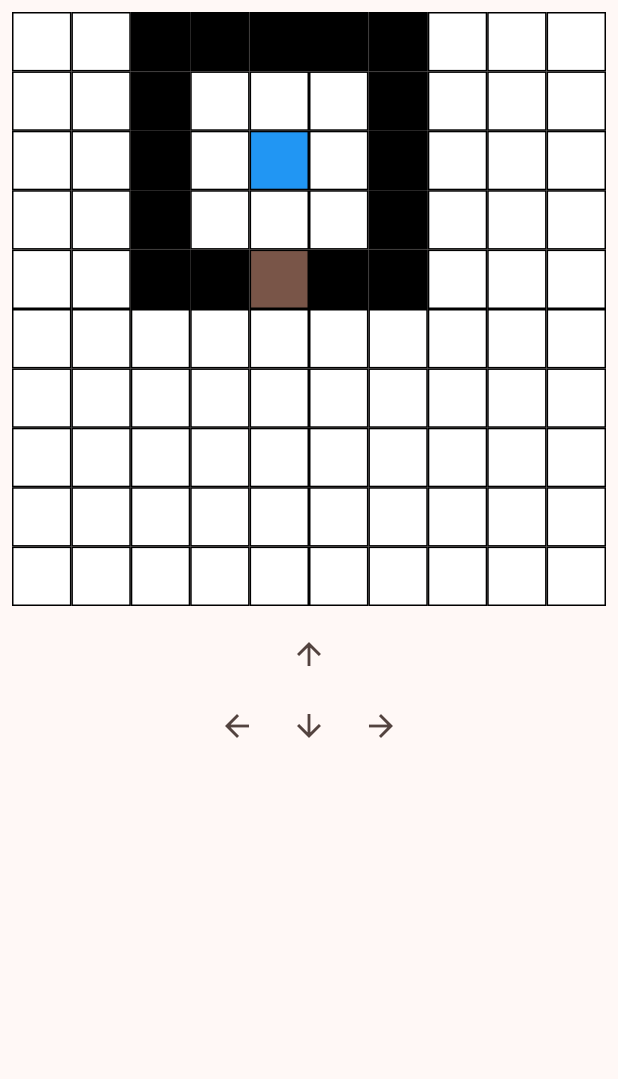
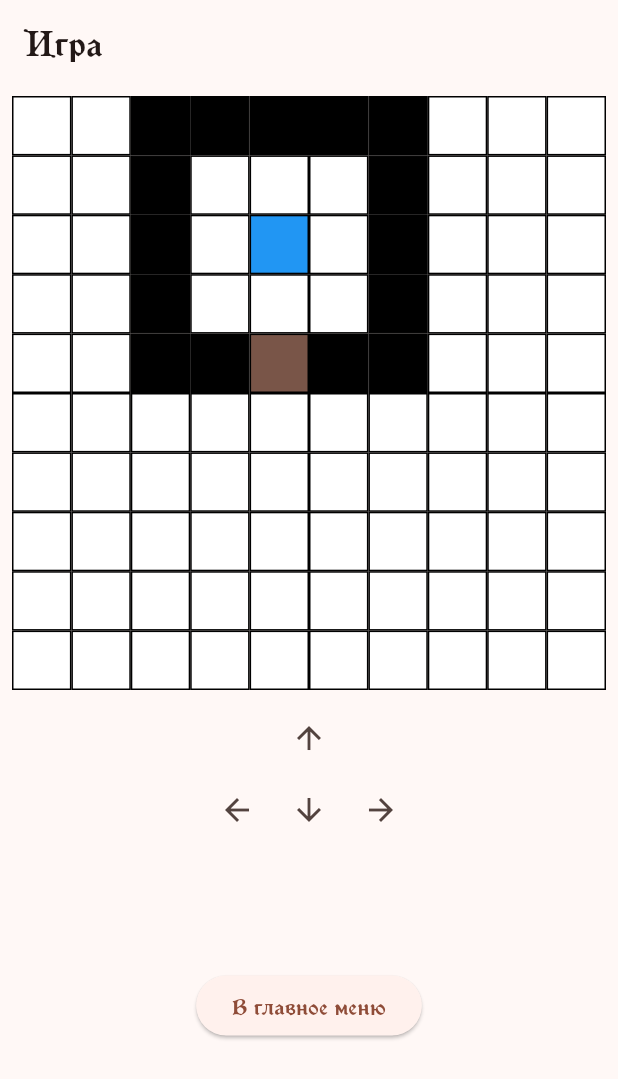
Before and after one commit to Voldezhur/MathProg, a Flutter app: the GameScreen screen opened directly, on a phone screen of 412 x 824 dp. Shown: the top 1079 px of the screen. Run offline on Flutter 3.47's test engine with Material 3 defaults, Android fonts, the phone set to English and light mode, and no system bars.

Commit message:
Added a button to go back to title from game, also added an app bar to the game screen

```diff
--- a/knighthood/lib/pages/game_screen.dart
+++ b/knighthood/lib/pages/game_screen.dart
@@ -90,6 +90,10 @@ class _GameScreenState extends State<GameScreen> {
     _updateMap(widget.map);
 
     return Scaffold(
+      appBar: AppBar(
+        automaticallyImplyLeading: false,
+        title: const Text('Игра'),
+      ),
       body: Column(
         children: [
           Map(size: 10, map: widget.map),
@@ -114,6 +118,11 @@ class _GameScreenState extends State<GameScreen> {
               ),
             ],
           ),
+          SizedBox(height: MediaQuery.of(context).size.height * 0.1),
+          ElevatedButton(
+            onPressed: () => {Navigator.pop(context)},
+            child: const Text('В главное меню'),
+          ),
         ],
       ),
     );
```
